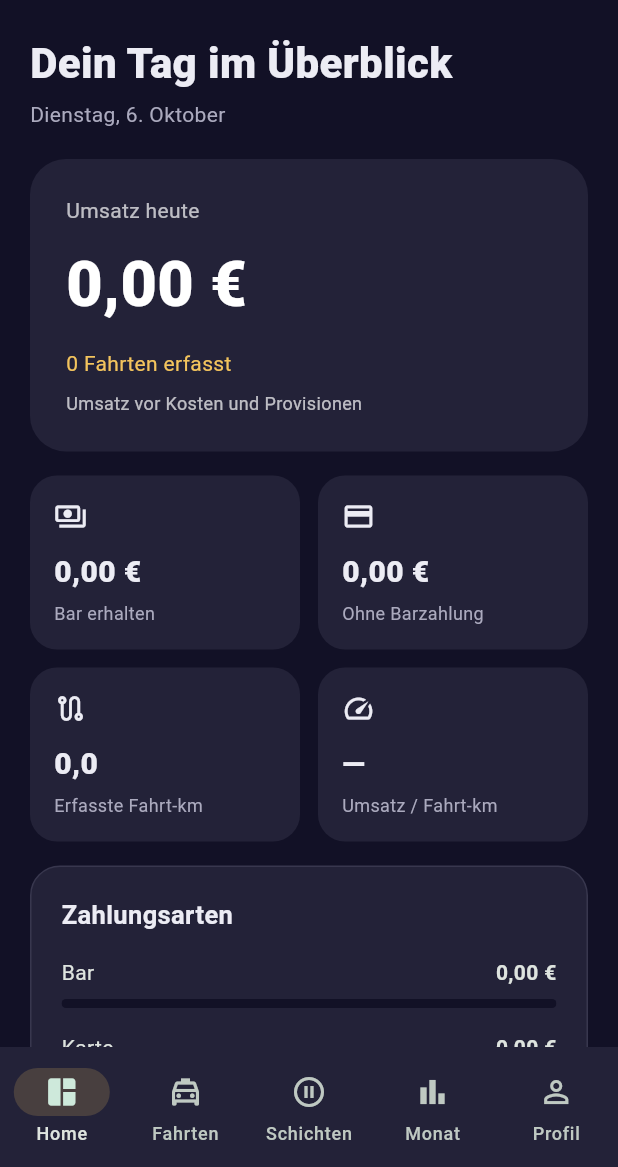
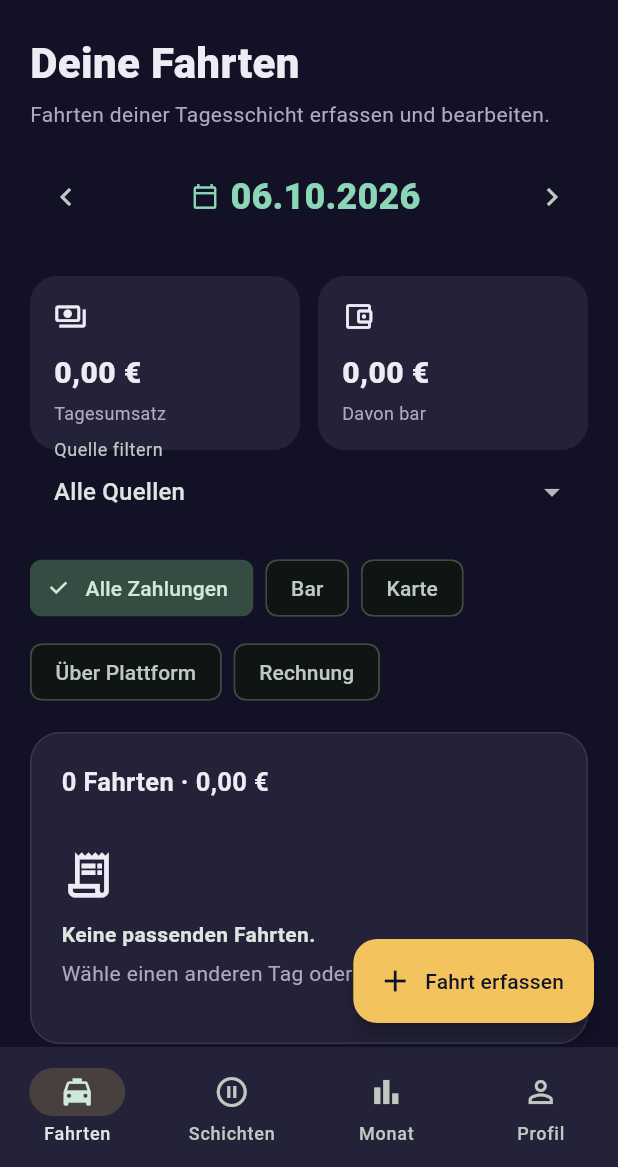
Before and after one commit to Rezatajali/taxi-logbook, a Flutter app: the screen it shows after launch, on a phone screen of 412 x 824 dp, the part 69-1236 px from its top. Run offline on Flutter 3.47's test engine with Material 3 defaults, Android fonts, the phone set to English and light mode, and no system bars; our stand-ins replace cloud_firestore, firebase_auth, firebase_core, shared_preferences; accounts and stored records are empty.

Commit message:
Open directly in Fahrten and remove the separate Home destination

```diff
--- a/lib/help_screen.dart
+++ b/lib/help_screen.dart
@@ -10,8 +10,8 @@ class _GuideStep {
 const _steps = [
   _GuideStep('Anmelden oder registrieren',
     'Beim ersten Mal „Registrieren“ wählen. E-Mail, Passwort und Passwort-Wiederholung eingeben. Danach mit E-Mail und Passwort anmelden.\n\nPasswort vergessen? Einen neuen Link anfordern und den neuesten Link in deinem E-Mail-Postfach öffnen.', Icons.login),
-  _GuideStep('Home: Dein Tag auf einen Blick',
-    'Hier siehst du den heutigen Umsatz, die Bar-Einnahmen und deine Fahrten.\n\nZum Erfassen einer neuen Fahrt unten auf „Fahrten“ tippen.', Icons.space_dashboard_outlined),
+  _GuideStep('Fahrten: Dein Tag auf einen Blick',
+    'Die App öffnet direkt „Fahrten“. Oben siehst du den Tagesumsatz und den Bar-Anteil für das ausgewählte Datum.\n\nMit „Fahrt erfassen“ eine neue Fahrt eintragen. Die Filter darunter gelten für die Liste; die Tagesübersicht zeigt weiter den ganzen Tag.', Icons.space_dashboard_outlined),
   _GuideStep('Fahrten: Den Tag auswählen',
     'Mit den Pfeilen den Tag wechseln oder auf das große Datum tippen.\n\n„Fahrt erfassen“ gibt es nur auf dieser Seite. Eine neue Fahrt wird dem ausgewählten Tag zugeordnet.', Icons.calendar_month_outlined),
   _GuideStep('Eine Fahrt erfassen',
--- a/lib/main.dart
+++ b/lib/main.dart
@@ -191,7 +191,7 @@ class _LogbookHomeState extends State<LogbookHome> {
       useSafeArea: true,
       backgroundColor: surface,
       constraints: const BoxConstraints(maxWidth: 640),
-      builder: (_) => TripEditor(store: widget.store, trip: trip, initialDate: tab == 1 ? day : null),
+      builder: (_) => TripEditor(store: widget.store, trip: trip, initialDate: tab == 0 ? day : null),
     );
   }
 
@@ -244,10 +244,9 @@ class _LogbookHomeState extends State<LogbookHome> {
                       Expanded(child: Text(currentWorkWarning!, key: const Key('work-warning'))),
                     ]))),
                   switch (tab) {
-                    0 => todayPage(),
-                    1 => tripsPage(),
-                    2 => PausesPanel(store: widget.store),
-                    3 => monthPage(),
+                    0 => tripsPage(),
+                    1 => PausesPanel(store: widget.store),
+                    2 => monthPage(),
                     _ => settingsPage(),
                   },
                 ]),
@@ -255,7 +254,7 @@ class _LogbookHomeState extends State<LogbookHome> {
               ),
             ),
           ),
-          floatingActionButton: tab != 1
+          floatingActionButton: tab != 0
               ? null
               : FloatingActionButton.extended(
                   onPressed: (widget.store.saving || !widget.store.ready) ? null : () => editTrip(),
@@ -270,8 +269,6 @@ class _LogbookHomeState extends State<LogbookHome> {
             selectedIndex: tab,
             onDestinationSelected: (value) => setState(() => tab = value),
             destinations: const [
-              NavigationDestination(icon: Icon(Icons.space_dashboard_outlined),
-                  selectedIcon: Icon(Icons.space_dashboard), label: 'Home'),
               NavigationDestination(icon: Icon(Icons.local_taxi_outlined),
                   selectedIcon: Icon(Icons.local_taxi), label: 'Fahrten'),
               NavigationDestination(icon: Icon(Icons.pause_circle_outline), label: 'Schichten'),
@@ -360,41 +357,6 @@ class _LogbookHomeState extends State<LogbookHome> {
           ]);
         }),
       );
-
-  Widget todayPage() {
-    final now = DateTime.now();
-    final trips = widget.store.trips.where((t) => sameDay(t.at, now)).toList()
-      ..sort((a, b) => b.at.compareTo(a.at));
-    final summary = TripSummary(trips);
-    return Column(crossAxisAlignment: CrossAxisAlignment.start, children: [
-      title('Dein Tag im Überblick', DateFormat('EEEE, d. MMMM', 'de_DE').format(now)),
-      heroCard('Umsatz heute', summary.totalCents, '${TripSummary(trips).trips.length} Fahrten erfasst'),
-      metrics([
-        ('Bar erhalten', money(summary.cashCents), Icons.payments_outlined),
-        ('Ohne Barzahlung', money(summary.totalCents - summary.cashCents),
-            Icons.credit_card_outlined),
-        ('Erfasste Fahrt-km', km(summary.totalKilometers), Icons.route_outlined),
-        ('Umsatz / Fahrt-km', summary.eurosPerKilometer == null
-            ? '—' : '${euro.format(summary.eurosPerKilometer)} / km',
-            Icons.speed_outlined),
-      ]),
-      if (summary.tripsWithDistance > 0)
-        Padding(
-          padding: const EdgeInsets.only(top: 12),
-          child: Text('€/km nur aus ${summary.tripsWithDistance} Fahrten mit '
-              'Kilometerangabe. Leerfahrten sind nicht enthalten.',
-              style: const TextStyle(fontSize: 12, color: muted)),
-        ),
-      panel('Zahlungsarten', breakdown({
-        for (final entry in summary.byPayment.entries)
-          entry.key.label: entry.value,
-      }, summary.totalCents)),
-      panel('Letzte Fahrten', trips.isEmpty
-          ? emptyState('Noch keine Fahrt heute.',
-              'Öffne „Fahrten“ und tippe auf „Fahrt erfassen“.')
-          : Column(children: trips.take(5).map(tripTile).toList())),
-    ]);
-  }
 
   Widget emptyState(String heading, String detail) => Padding(
         padding: const EdgeInsets.symmetric(vertical: 16),
@@ -495,6 +457,7 @@ class _LogbookHomeState extends State<LogbookHome> {
   }
 
   Widget tripsPage() {
+    final daily = TripSummary(widget.store.trips.where((t) => sameDay(t.at, day)));
     final trips = widget.store.trips.where((t) =>
         sameDay(t.at, day) &&
         (sourceFilter == null || t.source == sourceFilter) &&
@@ -519,6 +482,10 @@ class _LogbookHomeState extends State<LogbookHome> {
             onPressed: () => setState(() => day = DateTime(day.year, day.month, day.day + 1))),
       ]),
       const SizedBox(height: 12),
+      metrics([
+        ('Tagesumsatz', money(daily.totalCents), Icons.payments_outlined),
+        ('Davon bar', money(daily.cashCents), Icons.account_balance_wallet_outlined),
+      ]),
       DropdownButtonFormField<String>(
         initialValue: sourceFilter ?? '',
         isExpanded: true,
```
Also changed, not shown: 3 other files.
